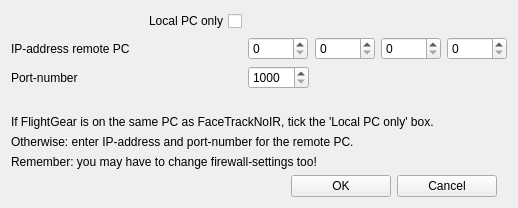
Before: the Qt Designer form ftnoir_protocol_fg/ftnoir_fgcontrols.ui in opentrack/opentrack, drawn with Qt 5.
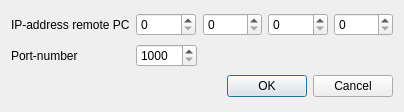
After: the same form once the commit is applied. Icons and pictures are not drawn.

Commit message: fgfs: use settings framework

The edit to the form file:
```diff
--- a/ftnoir_protocol_fg/ftnoir_fgcontrols.ui
+++ b/ftnoir_protocol_fg/ftnoir_fgcontrols.ui
@@ -9,8 +9,8 @@
    <rect>
     <x>0</x>
     <y>0</y>
-    <width>518</width>
-    <height>208</height>
+    <width>404</width>
+    <height>112</height>
    </rect>
   </property>
   <property name="windowTitle">
@@ -26,26 +26,15 @@
   <property name="autoFillBackground">
    <bool>false</bool>
   </property>
-  <layout class="QVBoxLayout" name="_vertical_layout">
-   <item>
     <layout class="QGridLayout" name="gridLayout">
-     <item row="2" column="4">
-      <widget class="QSpinBox" name="spinIPFourthNibble">
-       <property name="maximumSize">
-        <size>
-         <width>60</width>
-         <height>16777215</height>
-        </size>
-       </property>
-       <property name="maximum">
-        <number>255</number>
-       </property>
-       <property name="singleStep">
-        <number>1</number>
+   <item row="0" column="0">
+    <widget class="QLabel" name="label_4">
+     <property name="text">
+      <string>IP-address remote PC</string>
        </property>
       </widget>
      </item>
-     <item row="2" column="1">
+   <item row="0" column="1">
       <widget class="QSpinBox" name="spinIPFirstNibble">
        <property name="maximumSize">
         <size>
@@ -61,7 +50,7 @@
        </property>
       </widget>
      </item>
-     <item row="2" column="2">
+   <item row="0" column="2">
       <widget class="QSpinBox" name="spinIPSecondNibble">
        <property name="maximumSize">
         <size>
@@ -77,7 +66,7 @@
        </property>
       </widget>
      </item>
-     <item row="2" column="3">
+   <item row="0" column="3">
       <widget class="QSpinBox" name="spinIPThirdNibble">
        <property name="maximumSize">
         <size>
@@ -93,31 +82,30 @@
        </property>
       </widget>
      </item>
-     <item row="2" column="0">
-      <widget class="QLabel" name="label_4">
-       <property name="text">
-        <string>IP-address remote PC</string>
+   <item row="0" column="4">
+    <widget class="QSpinBox" name="spinIPFourthNibble">
+     <property name="maximumSize">
+      <size>
+       <width>60</width>
+       <height>16777215</height>
+      </size>
+     </property>
+     <property name="maximum">
+      <number>255</number>
+     </property>
+     <property name="singleStep">
+      <number>1</number>
        </property>
       </widget>
      </item>
      <item row="1" column="0">
-      <widget class="QCheckBox" name="chkLocalPC">
-       <property name="layoutDirection">
-        <enum>Qt::RightToLeft</enum>
-       </property>
-       <property name="text">
-        <string>Local PC only</string>
-       </property>
-      </widget>
-     </item>
-     <item row="3" column="0">
       <widget class="QLabel" name="label_5">
        <property name="text">
         <string>Port-number</string>
        </property>
       </widget>
      </item>
-     <item row="3" column="1">
+   <item row="1" column="1">
       <widget class="QSpinBox" name="spinPortNumber">
        <property name="minimum">
         <number>1000</number>
@@ -127,138 +115,12 @@
        </property>
       </widget>
      </item>
-    </layout>
-   </item>
-   <item>
-    <spacer name="verticalSpacer">
-     <property name="orientation">
-      <enum>Qt::Vertical</enum>
+   <item row="2" column="2" colspan="3">
+    <widget class="QDialogButtonBox" name="buttonBox">
+     <property name="standardButtons">
+      <set>QDialogButtonBox::Cancel|QDialogButtonBox::Ok</set>
      </property>
-     <property name="sizeHint" stdset="0">
-      <size>
-       <width>20</width>
-       <height>40</height>
-      </size>
-     </property>
-    </spacer>
-   </item>
-   <item>
-    <layout class="QVBoxLayout" name="verticalLayout">
-     <item>
-      <widget class="QLabel" name="label_2">
-       <property name="text">
-        <string>If FlightGear is on the same PC as FaceTrackNoIR, tick the 'Local PC only' box.</string>
-       </property>
-      </widget>
-     </item>
-     <item>
-      <widget class="QLabel" name="label">
-       <property name="text">
-        <string>Otherwise: enter IP-address and port-number for the remote PC.</string>
-       </property>
-       <property name="wordWrap">
-        <bool>true</bool>
-       </property>
-      </widget>
-     </item>
-     <item>
-      <widget class="QLabel" name="label_3">
-       <property name="text">
-        <string>Remember: you may have to change firewall-settings too!</string>
-       </property>
-      </widget>
-     </item>
-    </layout>
-   </item>
-   <item>
-    <layout class="QHBoxLayout" name="horizontalLayout">
-     <item>
-      <spacer name="horizontalSpacer_2">
-       <property name="orientation">
-        <enum>Qt::Horizontal</enum>
-       </property>
-       <property name="sizeHint" stdset="0">
-        <size>
-         <width>40</width>
-         <height>20</height>
-        </size>
-       </property>
-      </spacer>
-     </item>
-     <item>
-      <layout class="QHBoxLayout" name="horizontalLayout_2">
-       <property name="sizeConstraint">
-        <enum>QLayout::SetDefaultConstraint</enum>
-       </property>
-       <item>
-        <widget class="QPushButton" name="btnOK">
-         <property name="sizePolicy">
-          <sizepolicy hsizetype="Preferred" vsizetype="Fixed">
-           <horstretch>0</horstretch>
-           <verstretch>0</verstretch>
-          </sizepolicy>
-         </property>
-         <property name="minimumSize">
-          <size>
-           <width>100</width>
-           <height>0</height>
-          </size>
-         </property>
-         <property name="maximumSize">
-          <size>
-           <width>100</width>
-           <height>16777215</height>
-          </size>
-         </property>
-         <property name="text">
-          <string>OK</string>
-         </property>
-        </widget>
-       </item>
-       <item>
-        <widget class="QPushButton" name="btnCancel">
-         <property name="sizePolicy">
-          <sizepolicy hsizetype="Preferred" vsizetype="Fixed">
-           <horstretch>0</horstretch>
-           <verstretch>0</verstretch>
-          </sizepolicy>
-         </property>
-         <property name="minimumSize">
-          <size>
-           <width>100</width>
-           <height>0</height>
-          </size>
-         </property>
-         <property name="maximumSize">
-          <size>
-           <width>100</width>
-           <height>16777215</height>
-          </size>
-         </property>
-         <property name="text">
-          <string>Cancel</string>
-         </property>
-        </widget>
-       </item>
-      </layout>
-     </item>
-     <item>
-      <spacer name="horizontalSpacer">
-       <property name="orientation">
-        <enum>Qt::Horizontal</enum>
-       </property>
-       <property name="sizeType">
-        <enum>QSizePolicy::Fixed</enum>
-       </property>
-       <property name="sizeHint" stdset="0">
-        <size>
-         <width>10</width>
-         <height>20</height>
-        </size>
-       </property>
-      </spacer>
-     </item>
-    </layout>
+    </widget>
    </item>
   </layout>
  </widget>
```
Left out of the diff: 3 changed lines with no effect on the pictures. Lines whose indentation alone changed are shown as unchanged. The commit also changes 4 other files.
